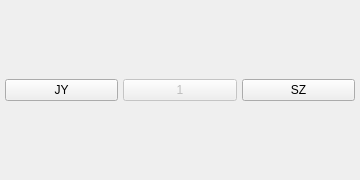
The window that forms/component/tool4posset.ui (zephyrrr/Camotics_modbus) describes before a commit, drawn with Qt 5.
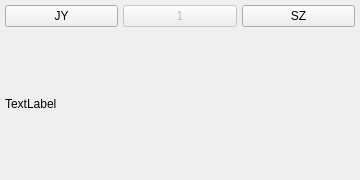
The same window after the commit.

```diff
--- a/forms/component/tool4posset.ui
+++ b/forms/component/tool4posset.ui
@@ -17,6 +17,8 @@
   </property>
   <layout class="QVBoxLayout" name="verticalLayout">
    <item>
+    <layout class="QVBoxLayout" name="verticalLayout_2">
+     <item>
     <layout class="QHBoxLayout" name="horizontalLayout">
      <item>
       <widget class="QPushButton" name="btnRecord">
@@ -44,9 +46,18 @@
      </item>
     </layout>
    </item>
-  </layout>
+     <item>
+      <widget class="QLabel" name="lblRecordDate">
+       <property name="text">
+        <string>TextLabel</string>
+       </property>
+      </widget>
+     </item>
+    </layout>
+   </item>
+  </layout>
  </widget>
- <layoutdefault spacing="5" margin="5" />
- <resources />
- <connections />
+ <layoutdefault spacing="5" margin="5"/>
+ <resources/>
+ <connections/>
 </ui>
```
Left out of the diff: 3 changed lines with no effect on the pictures. Lines whose indentation alone changed are shown as unchanged.
